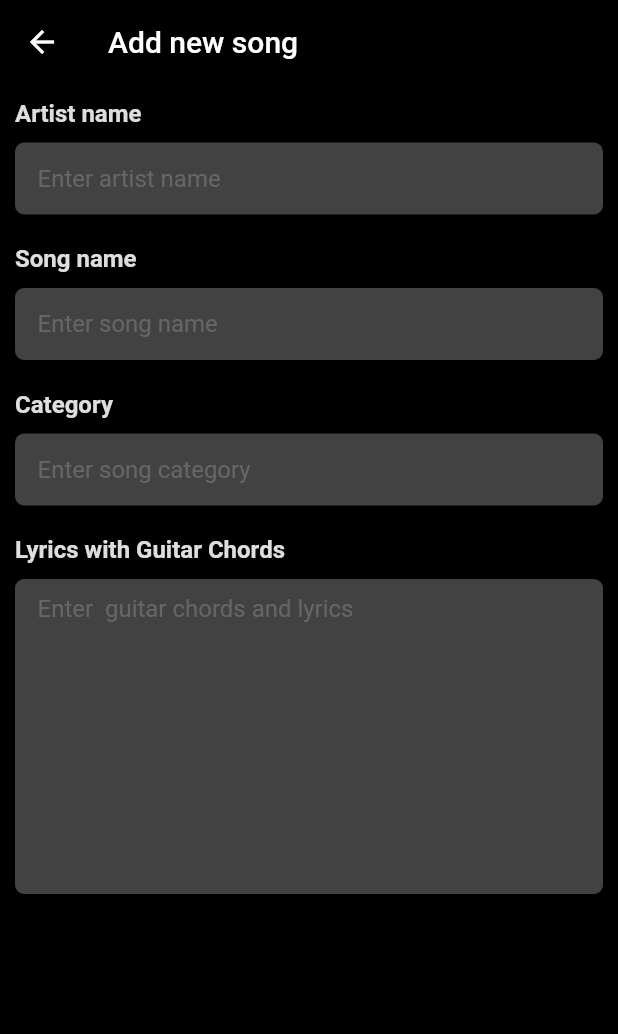
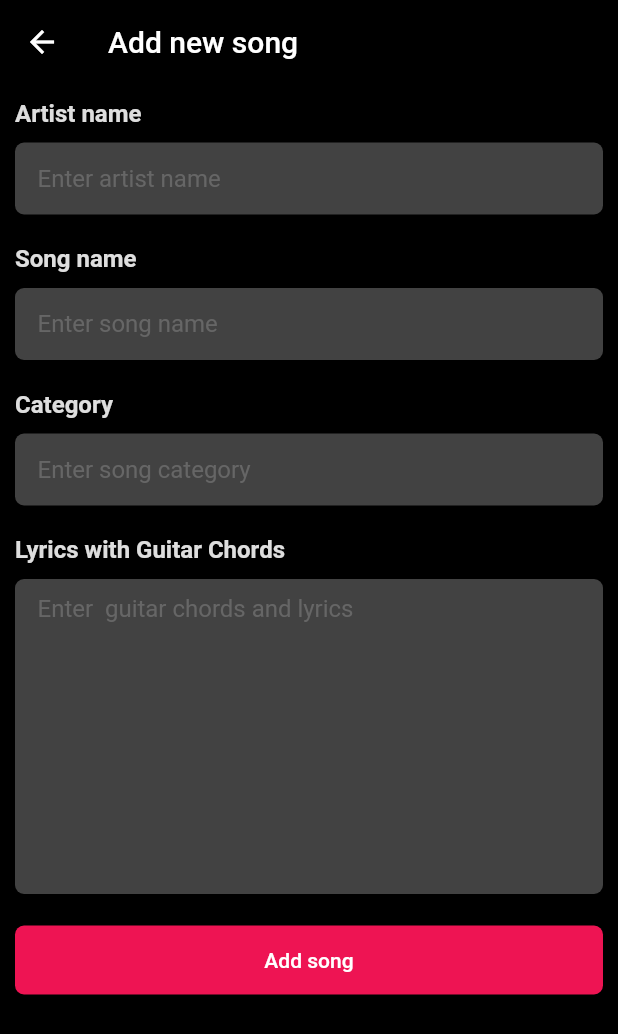
Before and after one commit to Dinushawh/Guitar-Chrods-App-Flutter-Firebase, a Flutter app: the Addnewsong screen opened directly, on a phone screen of 412 x 824 dp. Shown: the top 1034 px of the screen. Run offline on Flutter 3.47's test engine with Material 2 defaults, Android fonts, the phone set to English and light mode, and no system bars; our stand-ins replace cached_network_image, cloud_firestore, firebase_auth, firebase_core, firebase_storage, image_picker and 2 more; accounts and stored records are empty.

Commit message:
v.1.0.1.Beta

```diff
--- a/lib/frontend/screens/admin/addnewsong.dart
+++ b/lib/frontend/screens/admin/addnewsong.dart
@@ -125,6 +125,24 @@ class _AddnewsongState extends State<Addnewsong> {
                   ),
                 ),
                 const SizedBox(height: 20),
+                SizedBox(
+                  width: double.infinity,
+                  child: ElevatedButton(
+                    style: ElevatedButton.styleFrom(
+                      backgroundColor:
+                          MediaQuery.of(context).platformBrightness ==
+                                  Brightness.dark
+                              ? const Color.fromARGB(255, 238, 20, 83)
+                              : const Color.fromARGB(255, 238, 20, 83),
+                      padding: const EdgeInsets.symmetric(vertical: 15),
+                      shape: RoundedRectangleBorder(
+                        borderRadius: BorderRadius.circular(6),
+                      ),
+                    ),
+                    onPressed: () {},
+                    child: const Text('Add song'),
+                  ),
+                ),
               ],
             ),
           ),
```
Also changed, not shown: 2581 other files.
